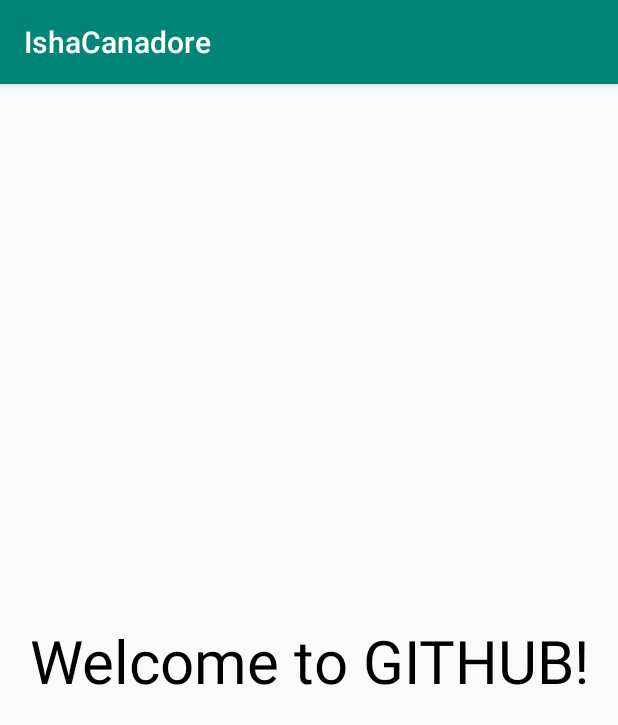
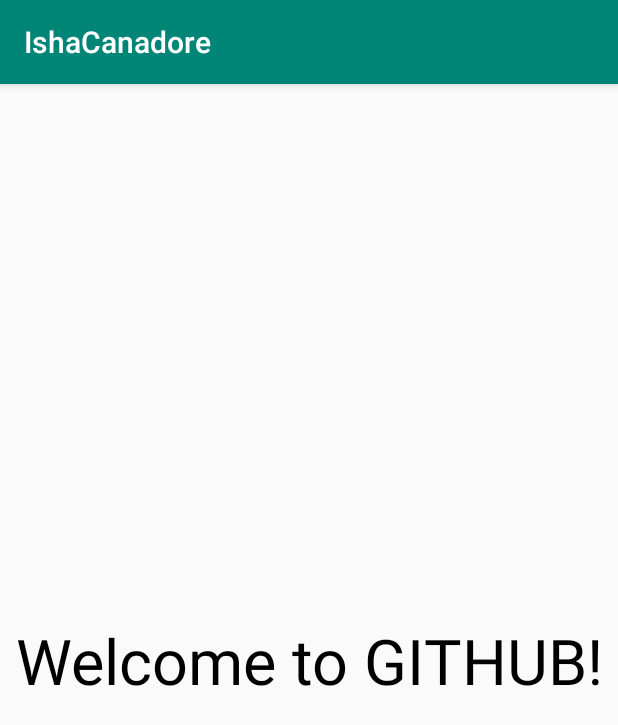
Before and after one commit to neharika23/IshaCanadore, an Android app: the screen it shows after launch (MainActivity), on a phone screen of 412 x 824 dp. Shown: the top 725 px of the screen. Run offline under Robolectric (Android 15) with nearby library versions, the phone set to English and light mode, and no system bars.

```diff
--- a/app/src/main/res/layout/activity_main.xml
+++ b/app/src/main/res/layout/activity_main.xml
@@ -10,7 +10,7 @@
         android:layout_width="wrap_content"
         android:layout_height="wrap_content"
         android:text="Welcome to GITHUB!"
-        android:textSize="40dp"
+        android:textSize="42dp"
         android:textColor="#000000"
         app:layout_constraintBottom_toBottomOf="parent"
         app:layout_constraintLeft_toLeftOf="parent"
```
